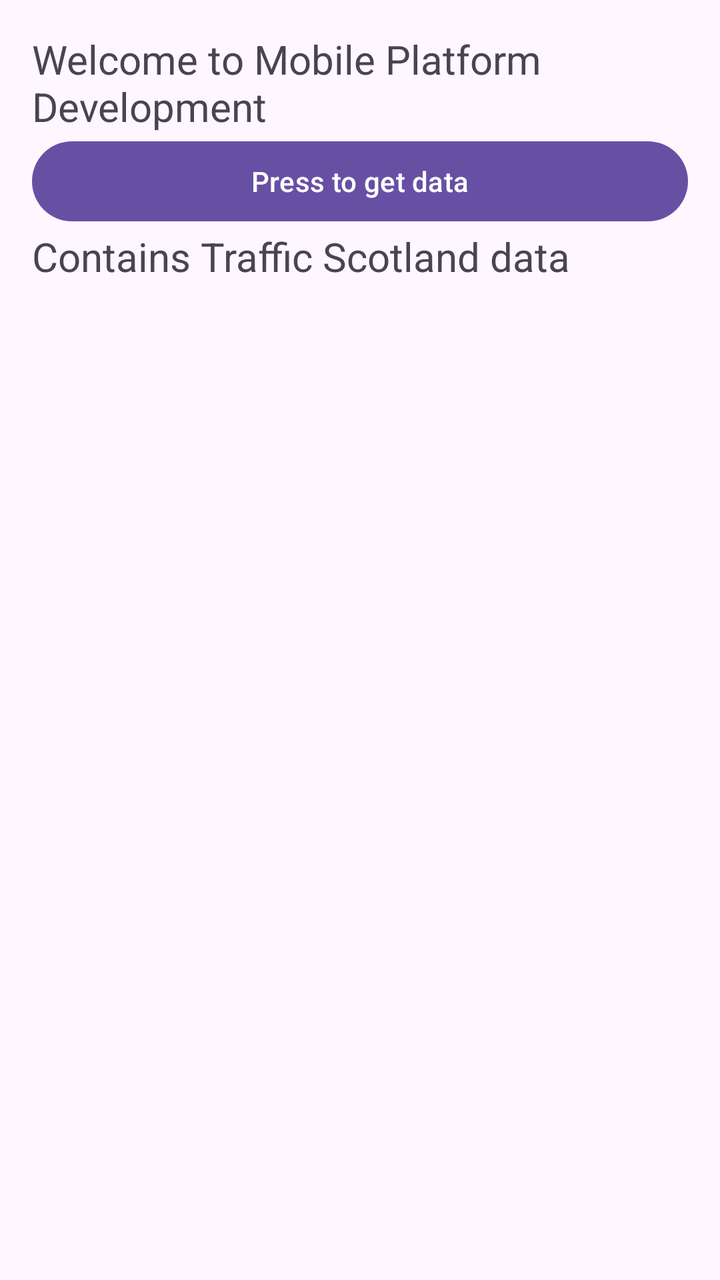
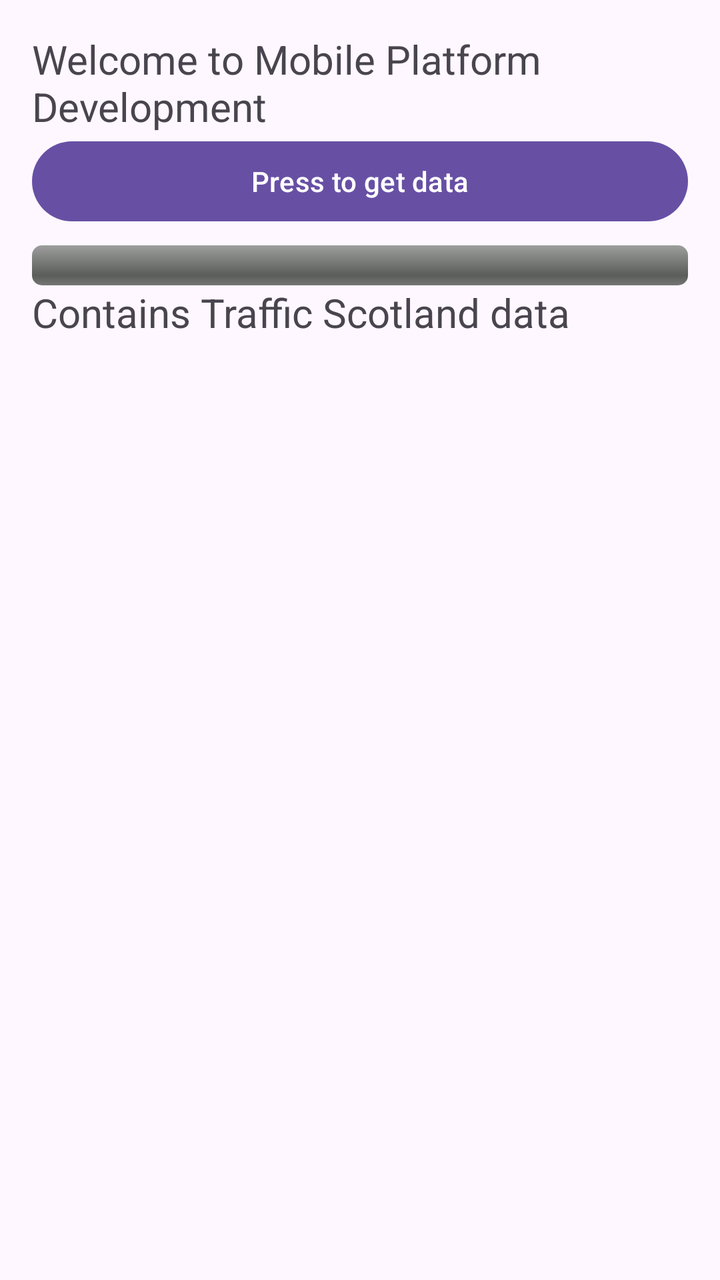

Screens rendered from an Android XML layout before and after an edit, with the pre-edit source and the edit as a unified diff.
<!-- AndroidManifest.xml: application theme Theme.Rzewuski_Kacper_S2527440 -->
<!-- res/layout/fragment_main.xml -->
<?xml version="1.0" encoding="utf-8"?>
<LinearLayout xmlns:android="http://schemas.android.com/apk/res/android"
    android:orientation="vertical"
    android:layout_width="match_parent"
    android:layout_height="match_parent"
    android:padding="16dp">

    <TextView
        android:id="@+id/salutation"
        android:layout_width="match_parent"
        android:layout_height="wrap_content"
        android:textSize="20sp"
        android:text="Welcome to Mobile Platform Development" />

    <Button
        android:id="@+id/startButton"
        android:layout_width="match_parent"
        android:layout_height="wrap_content"
        android:text="Press to get data" />

    <TextView
        android:id="@+id/acknowledgement"
        android:layout_width="match_parent"
        android:layout_height="wrap_content"
        android:textSize="20sp"
        android:text="Contains Traffic Scotland data" />

    <ListView
        android:id="@+id/listView"
        android:layout_width="match_parent"
        android:layout_height="match_parent" />
</LinearLayout>
<!-- resources referenced by this layout -->
<resources>
  <style name="Theme.Rzewuski_Kacper_S2527440" parent="Base.Theme.Rzewuski_Kacper_S2527440" />
  <style name="Base.Theme.Rzewuski_Kacper_S2527440" parent="Theme.Material3.DayNight.NoActionBar">
          
          
      </style>
</resources>

<!-- the commit's change to res/layout/fragment_main.xml (unified diff, before → after) -->
@@ -18,6 +18,14 @@
         android:layout_height="wrap_content"
         android:text="Press to get data" />
 
+    <ProgressBar
+        android:id="@+id/bar1"
+        style="@android:style/Widget.ProgressBar.Horizontal"
+        android:layout_width="match_parent"
+        android:layout_height="wrap_content"
+        android:layout_gravity="center"
+        android:layout_marginTop="8dp" />
+
     <TextView
         android:id="@+id/acknowledgement"
         android:layout_width="match_parent"
